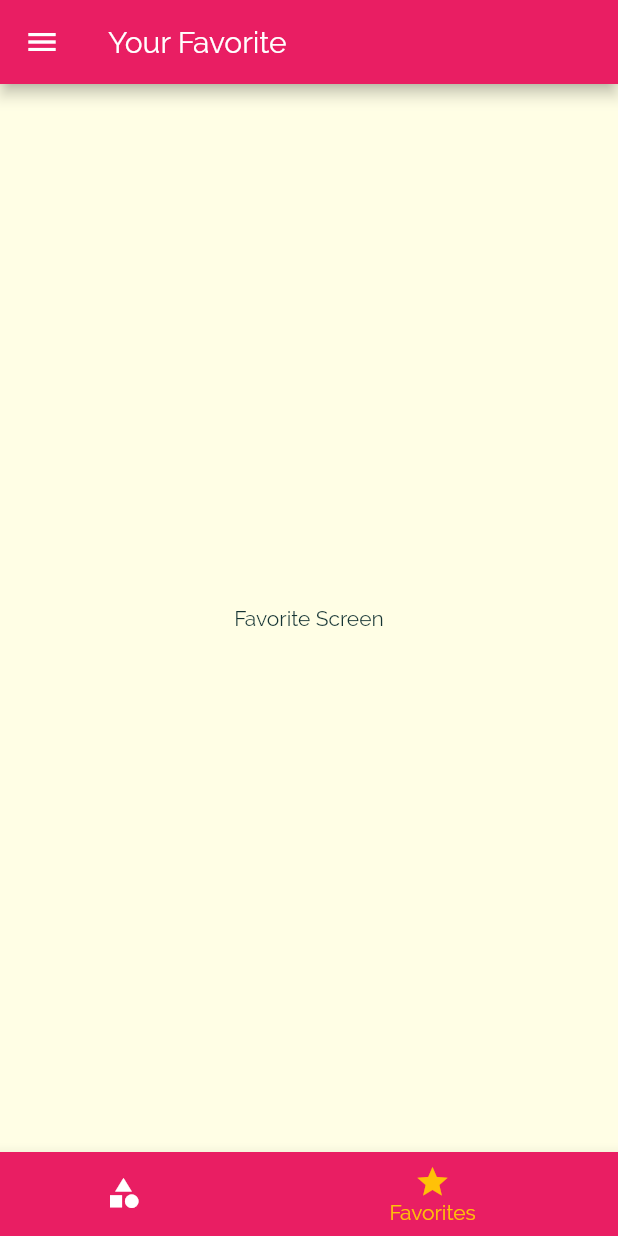
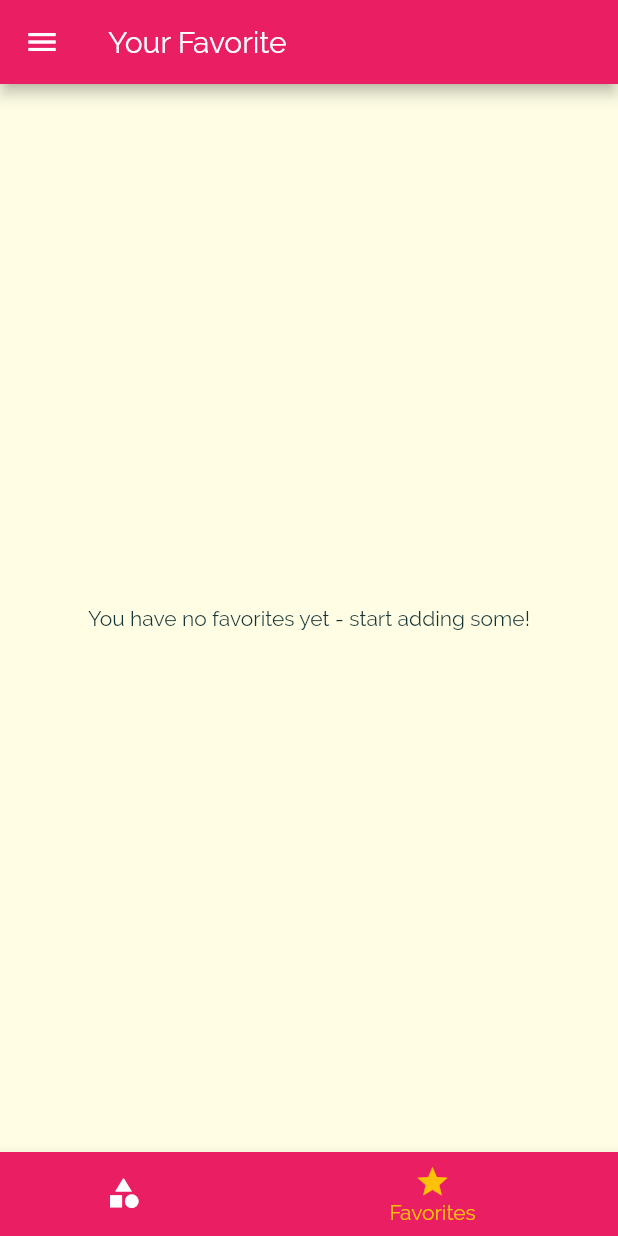
Before and after one commit to MIKEGUIJARRO/MealsApp, a Flutter app: the screen it shows after launch, item 2 of the bottom bar chosen, on a phone screen of 412 x 824 dp. Run offline on Flutter 3.47's test engine with Material 2 defaults, Android fonts, the phone set to English and light mode, and no system bars.

Commit message:
Agrega pantalla de favorito y se mantiene el estado entre screens

```diff
--- a/lib/main.dart
+++ b/lib/main.dart
@@ -24,12 +24,13 @@ class _MyAppState extends State<MyApp> {
   };
 
   List<Meal> _availableMeals = DUMMY_MEALS;
+  List<Meal> _favoriteMeals = [];
 
-  _setFilters(Map<String, bool> filterData){
+  _setFilters(Map<String, bool> filterData) {
     setState(() {
       _filters = filterData;
 
-      _availableMeals = DUMMY_MEALS.where((meal){
+      _availableMeals = DUMMY_MEALS.where((meal) {
         if (_filters["gluten"] && !meal.isGlutenFree) {
           return false;
         }
@@ -45,6 +46,27 @@ class _MyAppState extends State<MyApp> {
         return true;
       }).toList();
     });
+  }
+
+  //Add or remove item
+  void _toggleFavorite(String mealId) {
+    final existingIndex =
+        _favoriteMeals.indexWhere((meal) => meal.id == mealId);
+
+    if (existingIndex >= 0) {
+      setState(() {
+        _favoriteMeals.removeAt(existingIndex);
+      });
+    } else {
+      setState(() {
+        _favoriteMeals.add(DUMMY_MEALS.firstWhere((meal) => meal.id == mealId));
+      });
+    }
+  }
+
+  //
+  bool _isMealFavorite(String id) {
+    return _favoriteMeals.any((meal) => meal.id == id);
   }
 
   @override
@@ -70,9 +92,10 @@ class _MyAppState extends State<MyApp> {
       initialRoute: "/",
       routes: {
         // "/": (ctx)=> CategorieScreens() nos permite entrar como una ruta por default.
-        "/": (ctx) => TabsScreen(),
-        CategoryMealsScreen.routeName: (ctx) => CategoryMealsScreen(_availableMeals),
-        MealDetailScreen.routeName: (ctx) => MealDetailScreen(),
+        "/": (ctx) => TabsScreen(_favoriteMeals),
+        CategoryMealsScreen.routeName: (ctx) =>
+            CategoryMealsScreen(_availableMeals),
+        MealDetailScreen.routeName: (ctx) => MealDetailScreen(_toggleFavorite, _isMealFavorite),
         FiltersScreen.routeName: (ctx) => FiltersScreen(_filters, _setFilters),
       },
       /* En caso de que nuestra navegacion estandar llegue a fallar,
--- a/lib/screens/favorites_screen.dart
+++ b/lib/screens/favorites_screen.dart
@@ -1,10 +1,33 @@
 import 'package:flutter/material.dart';
+import 'package:meals_app/models/meal.dart';
+import '../widgets/meal_item.dart';
 
 class FavoritesScreen extends StatelessWidget {
+  final List<Meal> favoriteMeals;
+
+  FavoritesScreen(this.favoriteMeals);
+
   @override
   Widget build(BuildContext context) {
-    return Center(
-      child: Text("Favorite Screen"),
-    );
+    if (favoriteMeals.isEmpty) {
+      return Center(
+        child: Text("You have no favorites yet - start adding some!"),
+      );
+    } else {
+      return ListView.builder(
+        itemBuilder: (ctx, index) {
+          return MealItem(
+            id: favoriteMeals[index].id,
+            title: favoriteMeals[index].title,
+            affordability: favoriteMeals[index].affordability,
+            complexity: favoriteMeals[index].complexity,
+            duration: favoriteMeals[index].duration,
+            imageUrl: favoriteMeals[index].imageUrl,
+
+          );
+        },
+        itemCount: favoriteMeals.length,
+      );
+    }
   }
 }
--- a/lib/screens/tabs_screen.dart
+++ b/lib/screens/tabs_screen.dart
@@ -1,4 +1,5 @@
 import 'package:flutter/material.dart';
+import 'package:meals_app/models/meal.dart';
 import '../widgets/main_drawer.dart';
 import './favorites_screen.dart';
 import './categories_screen.dart';
@@ -6,22 +7,32 @@ import './categories_screen.dart';
 class TabsScreen extends StatefulWidget {
   //static const String routeName = "/tab";
 
+  final List<Meal> favoriteMeals;
+
+  TabsScreen(this.favoriteMeals);
+
   @override
   _TabsScreenState createState() => _TabsScreenState();
 }
 
 class _TabsScreenState extends State<TabsScreen> {
-  final List<Map<String, Object>> _pages = [
-    {"page": CategoriesScreen(), "title": "Categories"},
-    {"page": FavoritesScreen(), "title": "Your Favorite"},
-  ];
-
   int _selectedPageIndex = 0;
+  List<Map<String, Object>> _pages;
 
   void _selectedPage(int index) {
     setState(() {
       _selectedPageIndex = index;
     });
+  }
+
+  @override
+  void initState() {
+    _pages = [
+      {"page": CategoriesScreen(), "title": "Categories"},
+      {"page": FavoritesScreen(widget.favoriteMeals), "title": "Your Favorite"},
+    ];
+
+    super.initState();
   }
 
   @override
```
Also changed, not shown: lib/screens/meal_detail_screen.dart (+9 -4 lines).
